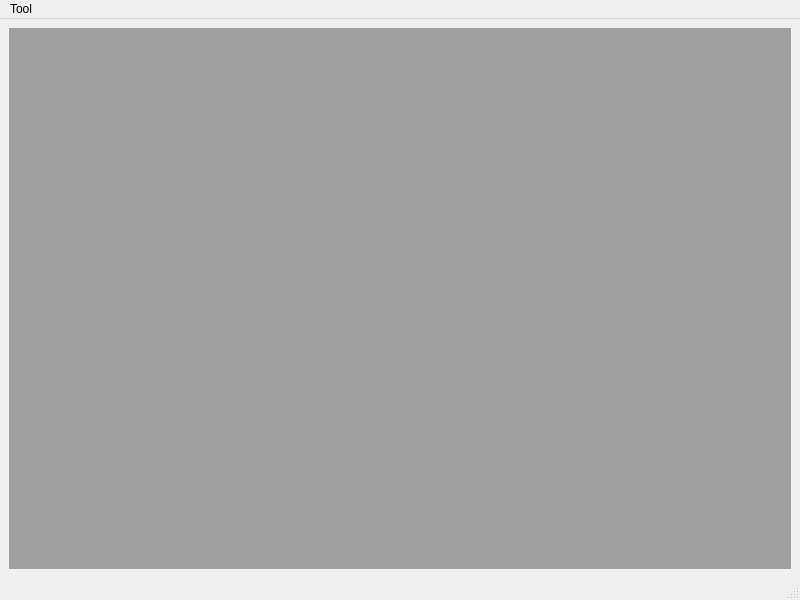
This is mainwindow.ui in kengsini250/Camera as Qt 5 draws it before an edit. The edited form follows.
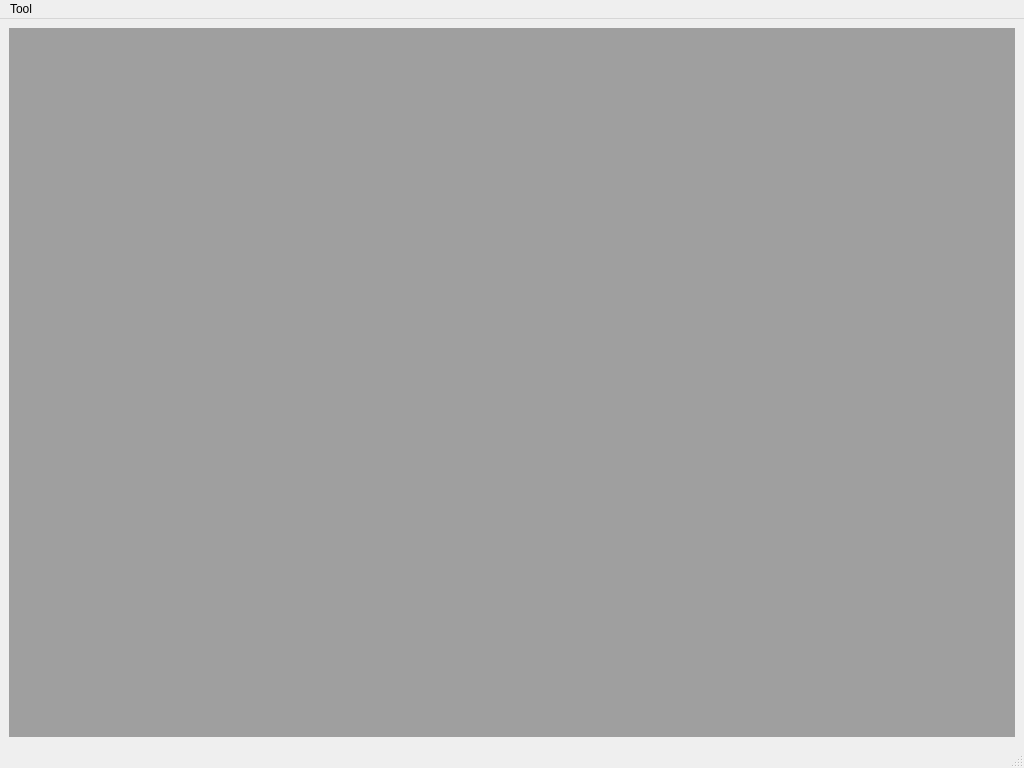
This is the edited form.

The edit to the form file:
```diff
--- a/mainwindow.ui
+++ b/mainwindow.ui
@@ -6,10 +6,16 @@
    <rect>
     <x>0</x>
     <y>0</y>
-    <width>800</width>
-    <height>600</height>
+    <width>1024</width>
+    <height>768</height>
    </rect>
   </property>
+  <property name="minimumSize">
+   <size>
+    <width>1024</width>
+    <height>768</height>
+   </size>
+  </property>
   <property name="windowTitle">
    <string>MainWindow</string>
   </property>
@@ -25,7 +31,7 @@
     <rect>
      <x>0</x>
      <y>0</y>
-     <width>800</width>
+     <width>1024</width>
      <height>21</height>
     </rect>
    </property>
```
